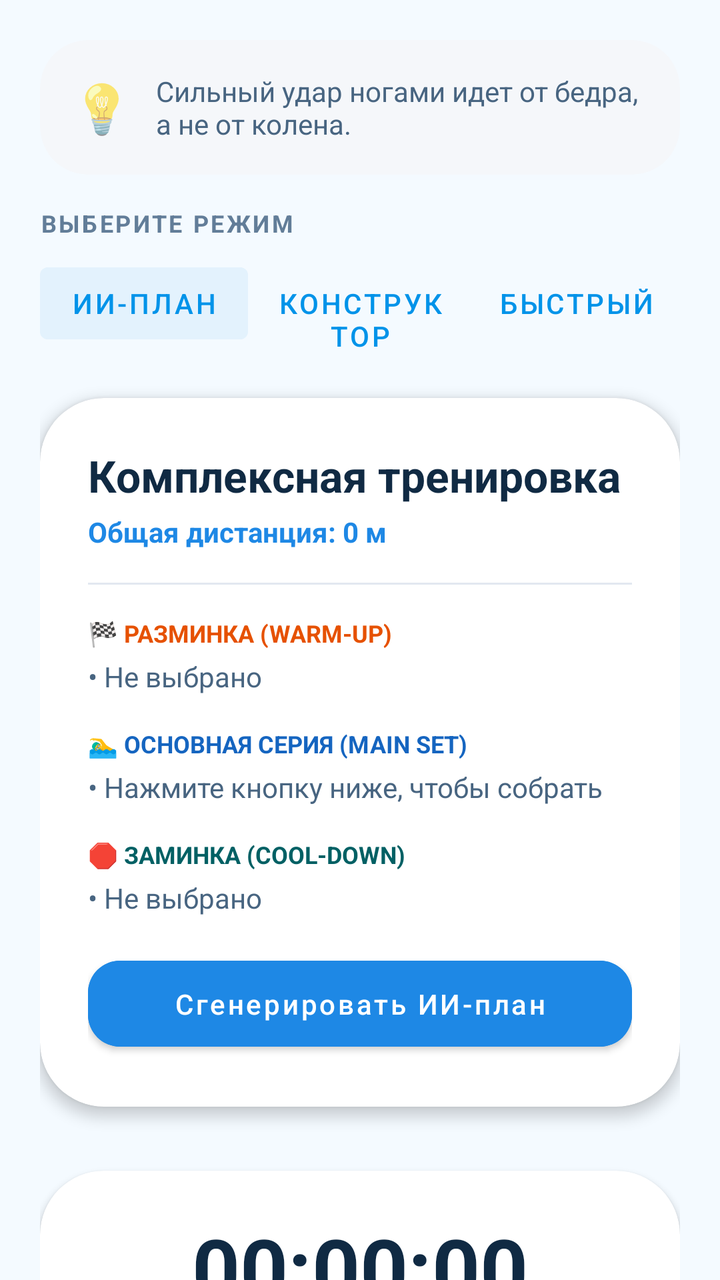
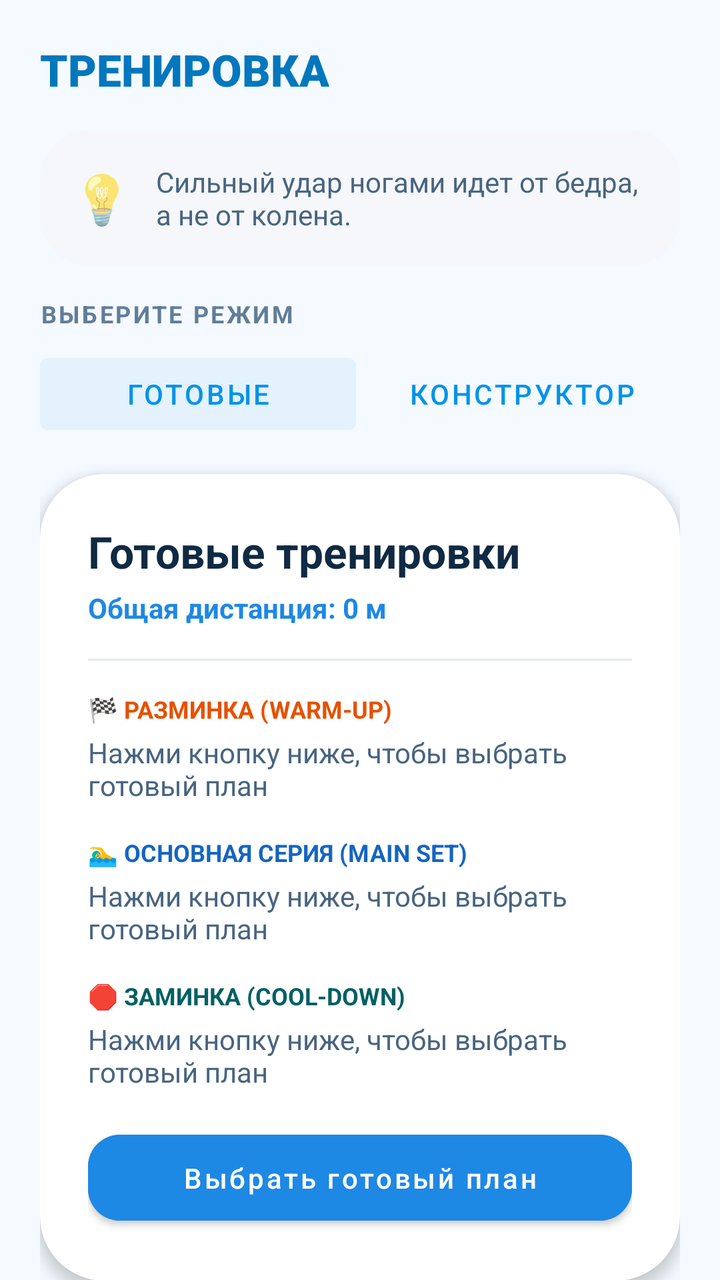

An Android layout rendered at two revisions. The XML below is the earlier revision; the diff shows what the commit changed to produce the second picture.
<!-- AndroidManifest.xml: application theme Theme.AquaTime -->
<!-- res/layout/fragment_training.xml -->
<?xml version="1.0" encoding="utf-8"?>
<androidx.core.widget.NestedScrollView
    xmlns:android="http://schemas.android.com/apk/res/android"
    xmlns:app="http://schemas.android.com/apk/res-auto"
    android:layout_width="match_parent"
    android:layout_height="match_parent"
    android:background="?android:attr/windowBackground"
    android:fillViewport="true">

    <LinearLayout
        android:layout_width="match_parent"
        android:layout_height="wrap_content"
        android:orientation="vertical"
        android:padding="20dp">

        <androidx.cardview.widget.CardView
            android:layout_width="match_parent"
            android:layout_height="wrap_content"
            app:cardCornerRadius="24dp"
            android:layout_marginBottom="16dp"
            app:cardElevation="0dp"
            app:cardBackgroundColor="#F5F7FA">
            <LinearLayout
                android:layout_width="match_parent"
                android:layout_height="wrap_content"
                android:padding="16dp"
                android:orientation="horizontal"
                android:gravity="center_vertical">
                <TextView
                    android:layout_width="wrap_content"
                    android:layout_height="wrap_content"
                    android:text="💡"
                    android:textSize="24sp" />
                <TextView
                    android:id="@+id/tv_coach_tip"
                    android:layout_width="match_parent"
                    android:layout_height="wrap_content"
                    android:layout_marginStart="12dp"
                    android:text="Сильный удар ногами идет от бедра, а не от колена."
                    android:textColor="#486581"
                    android:textSize="14sp" />
            </LinearLayout>
        </androidx.cardview.widget.CardView>

        <TextView
            android:layout_width="wrap_content"
            android:layout_height="wrap_content"
            android:text="ВЫБЕРИТЕ РЕЖИМ"
            android:textSize="12sp"
            android:textStyle="bold"
            android:textColor="#627D98"
            android:letterSpacing="0.1"
            android:layout_marginBottom="8dp"/>

        <LinearLayout
            android:layout_width="match_parent"
            android:layout_height="wrap_content"
            android:orientation="horizontal"
            android:layout_marginBottom="16dp">

            <Button
                android:id="@+id/btn_mode_ai"
                android:layout_width="0dp"
                android:layout_height="wrap_content"
                android:layout_weight="1"
                android:text="ИИ-План"
                android:layout_marginEnd="4dp"
                style="@style/Widget.MaterialComponents.Button.TextButton"
                android:backgroundTint="#E3F2FD"/>

            <Button
                android:id="@+id/btn_mode_constructor"
                android:layout_width="0dp"
                android:layout_height="wrap_content"
                android:layout_weight="1"
                android:text="Конструктор"
                android:layout_marginEnd="4dp"
                style="@style/Widget.MaterialComponents.Button.TextButton"/>

            <Button
                android:id="@+id/btn_mode_manual"
                android:layout_width="0dp"
                android:layout_height="wrap_content"
                android:layout_weight="1"
                android:text="Быстрый"
                style="@style/Widget.MaterialComponents.Button.TextButton"/>
        </LinearLayout>

        <androidx.cardview.widget.CardView
            android:layout_width="match_parent"
            android:layout_height="wrap_content"
            app:cardCornerRadius="32dp"
            app:cardElevation="4dp"
            android:layout_marginBottom="12dp">

            <LinearLayout
                android:layout_width="match_parent"
                android:layout_height="wrap_content"
                android:orientation="vertical"
                android:padding="24dp">

                <TextView
                    android:id="@+id/tv_workout_title"
                    android:layout_width="wrap_content"
                    android:layout_height="wrap_content"
                    android:text="Комплексная тренировка"
                    android:textColor="#102A43"
                    android:textSize="22sp"
                    android:textStyle="bold"/>

                <TextView
                    android:id="@+id/tv_workout_distance"
                    android:layout_width="wrap_content"
                    android:layout_height="wrap_content"
                    android:text="Общая дистанция: 0 м"
                    android:textColor="#1E88E5"
                    android:textStyle="bold"
                    android:layout_marginTop="4dp"/>

                <View
                    android:layout_width="match_parent"
                    android:layout_height="1dp"
                    android:background="#E2E8F0"
                    android:layout_marginVertical="16dp"/>

                <TextView
                    android:layout_width="wrap_content"
                    android:layout_height="wrap_content"
                    android:text="🏁 РАЗМИНКА (WARM-UP)"
                    android:textSize="12sp"
                    android:textStyle="bold"
                    android:textColor="#E65100"/>
                <TextView
                    android:id="@+id/tv_block_warmup"
                    android:layout_width="match_parent"
                    android:layout_height="wrap_content"
                    android:text="• Не выбрано"
                    android:textColor="#486581"
                    android:layout_marginTop="4dp"
                    android:layout_marginBottom="16dp"/>

                <TextView
                    android:layout_width="wrap_content"
                    android:layout_height="wrap_content"
                    android:text="🏊‍♂️ ОСНОВНАЯ СЕРИЯ (MAIN SET)"
                    android:textSize="12sp"
                    android:textStyle="bold"
                    android:textColor="#1565C0"/>
                <TextView
                    android:id="@+id/tv_block_main"
                    android:layout_width="match_parent"
                    android:layout_height="wrap_content"
                    android:text="• Нажмите кнопку ниже, чтобы собрать"
                    android:textColor="#486581"
                    android:layout_marginTop="4dp"
                    android:layout_marginBottom="16dp"/>

                <TextView
                    android:layout_width="wrap_content"
                    android:layout_height="wrap_content"
                    android:text="🛑 ЗАМИНКА (COOL-DOWN)"
                    android:textSize="12sp"
                    android:textStyle="bold"
                    android:textColor="#006064"/>
                <TextView
                    android:id="@+id/tv_block_cooldown"
                    android:layout_width="match_parent"
                    android:layout_height="wrap_content"
                    android:text="• Не выбрано"
                    android:textColor="#486581"
                    android:layout_marginTop="4dp"
                    android:layout_marginBottom="16dp"/>

                <Button
                    android:id="@+id/btn_action_primary"
                    android:layout_width="match_parent"
                    android:layout_height="55dp"
                    android:text="Сгенерировать ИИ-план"
                    android:backgroundTint="#1E88E5"
                    app:cornerRadius="16dp"
                    android:textAllCaps="false"/>

            </LinearLayout>
        </androidx.cardview.widget.CardView>

        <LinearLayout
            android:layout_width="match_parent"
            android:layout_height="wrap_content"
            android:orientation="horizontal"
            android:weightSum="2"
            android:layout_marginBottom="20dp">

            <Button
                android:id="@+id/btn_schedule_workout"
                android:layout_width="0dp"
                android:layout_height="55dp"
                android:layout_weight="1"
                android:layout_marginEnd="6dp"
                android:text="Запланировать 📅"
                android:backgroundTint="#E3F2FD"
                android:textColor="#1E88E5"
                app:cornerRadius="16dp"
                android:textAllCaps="false"
                android:visibility="gone"/>

            <Button
                android:id="@+id/btn_complete_now"
                android:layout_width="0dp"
                android:layout_height="55dp"
                android:layout_weight="1"
                android:layout_marginStart="6dp"
                android:text="Выполнить сейчас! ✅"
                android:backgroundTint="#E8F5E9"
                android:textColor="#2E7D32"
                app:cornerRadius="16dp"
                android:textAllCaps="false"
                android:visibility="gone"/>
        </LinearLayout>

        <androidx.cardview.widget.CardView
            android:layout_width="match_parent"
            android:layout_height="wrap_content"
            app:cardCornerRadius="32dp"
            android:layout_marginBottom="20dp">

            <LinearLayout
                android:layout_width="match_parent"
                android:layout_height="wrap_content"
                android:orientation="vertical"
                android:padding="20dp"
                android:gravity="center">

                <TextView
                    android:id="@+id/tv_timer"
                    android:layout_width="wrap_content"
                    android:layout_height="wrap_content"
                    android:text="00:00:00"
                    android:textSize="42sp"
                    android:textColor="#102A43"
                    android:textStyle="bold"/>

                <LinearLayout
                    android:layout_width="wrap_content"
                    android:layout_height="wrap_content"
                    android:orientation="horizontal"
                    android:layout_marginTop="12dp">
                    <Button android:id="@+id/btn_timer_start" android:layout_width="wrap_content" android:layout_height="wrap_content" android:text="СТАРТ" android:backgroundTint="#4CAF50" android:layout_marginEnd="8dp"/>
                    <Button android:id="@+id/btn_timer_pause" android:layout_width="wrap_content" android:layout_height="wrap_content" android:text="СТОП" android:backgroundTint="#F44336" android:layout_marginEnd="8dp"/>
                    <Button android:id="@+id/btn_timer_reset" android:layout_width="wrap_content" android:layout_height="wrap_content" android:text="СБРОС" android:backgroundTint="#9E9E9E"/>
                </LinearLayout>

                <Spinner
                    android:id="@+id/spinner_styles"
                    android:layout_width="match_parent"
                    android:layout_height="45dp"
                    android:layout_marginTop="16dp"
                    android:background="@android:drawable/btn_dropdown"/>

                <Button
                    android:id="@+id/btn_save_workout_results"
                    android:layout_width="match_parent"
                    android:layout_height="50dp"
                    android:layout_marginTop="12dp"
                    android:text="Сохранить заплыв в Аналитику"
                    android:backgroundTint="#00838F"
                    android:textAllCaps="false"/>
            </LinearLayout>
        </androidx.cardview.widget.CardView>

    </LinearLayout>
</androidx.core.widget.NestedScrollView>
<!-- resources referenced by this layout -->
<resources>
  <style name="Theme.AquaTime" parent="Theme.MaterialComponents.DayNight.NoActionBar">
  
          <item name="colorPrimary">@color/aqua_primary</item>
          <item name="colorPrimaryVariant">@color/aqua_secondary</item>
          <item name="colorOnPrimary">@android:color/white</item>
  
  
          <item name="android:windowBackground">@color/background_light</item>
          <item name="android:colorBackground">@color/background_light</item>
  
          <item name="android:textColorPrimary">@color/text_primary</item>
      </style>
  <color name="aqua_primary">#0093E9</color>
  <color name="aqua_secondary">#80D0C7</color>
  <color name="background_light">#F4FAFF</color>
  <color name="text_primary">#0D0D0D</color>
</resources>

<!-- the commit's change to res/layout/fragment_training.xml (unified diff, before → after) -->
@@ -13,6 +13,17 @@
         android:orientation="vertical"
         android:padding="20dp">
 
+        <TextView
+            android:id="@+id/tv_page_main_title"
+            android:layout_width="match_parent"
+            android:layout_height="wrap_content"
+            android:layout_marginBottom="16dp"
+            android:fontFamily="sans-serif-black"
+            android:text="@string/training_page_title"
+            android:textColor="@color/aqua_deep"
+            android:textSize="22sp"
+            android:textStyle="bold" />
+
         <androidx.cardview.widget.CardView
             android:layout_width="match_parent"
             android:layout_height="wrap_content"
@@ -43,9 +54,10 @@
         </androidx.cardview.widget.CardView>
 
         <TextView
+            android:id="@+id/tv_select_mode_label"
             android:layout_width="wrap_content"
             android:layout_height="wrap_content"
-            android:text="ВЫБЕРИТЕ РЕЖИМ"
+            android:text="@string/select_mode_label"
             android:textSize="12sp"
             android:textStyle="bold"
             android:textColor="#627D98"
@@ -63,7 +75,7 @@
                 android:layout_width="0dp"
                 android:layout_height="wrap_content"
                 android:layout_weight="1"
-                android:text="ИИ-План"
+                android:text="ГОТОВЫЕ"
                 android:layout_marginEnd="4dp"
                 style="@style/Widget.MaterialComponents.Button.TextButton"
                 android:backgroundTint="#E3F2FD"/>
@@ -73,16 +85,7 @@
                 android:layout_width="0dp"
                 android:layout_height="wrap_content"
                 android:layout_weight="1"
-                android:text="Конструктор"
-                android:layout_marginEnd="4dp"
-                style="@style/Widget.MaterialComponents.Button.TextButton"/>
-
-            <Button
-                android:id="@+id/btn_mode_manual"
-                android:layout_width="0dp"
-                android:layout_height="wrap_content"
-                android:layout_weight="1"
-                android:text="Быстрый"
+                android:text="КОНСТРУКТОР"
                 style="@style/Widget.MaterialComponents.Button.TextButton"/>
         </LinearLayout>
 
@@ -103,7 +106,7 @@
                     android:id="@+id/tv_workout_title"
                     android:layout_width="wrap_content"
                     android:layout_height="wrap_content"
-                    android:text="Комплексная тренировка"
+                    android:text="Готовые тренировки"
                     android:textColor="#102A43"
                     android:textSize="22sp"
                     android:textStyle="bold"/>
@@ -124,6 +127,7 @@
                     android:layout_marginVertical="16dp"/>
 
                 <TextView
+                    android:id="@+id/tv_label_warmup"
                     android:layout_width="wrap_content"
                     android:layout_height="wrap_content"
                     android:text="🏁 РАЗМИНКА (WARM-UP)"
@@ -134,12 +138,13 @@
                     android:id="@+id/tv_block_warmup"
                     android:layout_width="match_parent"
                     android:layout_height="wrap_content"
-                    android:text="• Не выбрано"
+                    android:text="Нажми кнопку ниже, чтобы выбрать готовый план"
                     android:textColor="#486581"
                     android:layout_marginTop="4dp"
                     android:layout_marginBottom="16dp"/>
 
                 <TextView
+                    android:id="@+id/tv_label_main"
                     android:layout_width="wrap_content"
                     android:layout_height="wrap_content"
                     android:text="🏊‍♂️ ОСНОВНАЯ СЕРИЯ (MAIN SET)"
@@ -150,12 +155,13 @@
                     android:id="@+id/tv_block_main"
                     android:layout_width="match_parent"
                     android:layout_height="wrap_content"
-                    android:text="• Нажмите кнопку ниже, чтобы собрать"
+                    android:text="Нажми кнопку ниже, чтобы выбрать готовый план"
                     android:textColor="#486581"
                     android:layout_marginTop="4dp"
                     android:layout_marginBottom="16dp"/>
 
                 <TextView
+                    android:id="@+id/tv_label_cooldown"
                     android:layout_width="wrap_content"
                     android:layout_height="wrap_content"
                     android:text="🛑 ЗАМИНКА (COOL-DOWN)"
@@ -166,7 +172,7 @@
                     android:id="@+id/tv_block_cooldown"
                     android:layout_width="match_parent"
                     android:layout_height="wrap_content"
-                    android:text="• Не выбрано"
+                    android:text="Нажми кнопку ниже, чтобы выбрать готовый план"
                     android:textColor="#486581"
                     android:layout_marginTop="4dp"
                     android:layout_marginBottom="16dp"/>
@@ -175,7 +181,7 @@
                     android:id="@+id/btn_action_primary"
                     android:layout_width="match_parent"
                     android:layout_height="55dp"
-                    android:text="Сгенерировать ИИ-план"
+                    android:text="Выбрать готовый план"
                     android:backgroundTint="#1E88E5"
                     app:cornerRadius="16dp"
                     android:textAllCaps="false"/>
@@ -267,5 +273,8 @@
             </LinearLayout>
         </androidx.cardview.widget.CardView>
 
+        <View
+            android:layout_width="match_parent"
+            android:layout_height="30dp" />
     </LinearLayout>
 </androidx.core.widget.NestedScrollView>
<!-- resource entries referenced after the edit -->
@@ -1,5 +1,8 @@
 <!-- resources referenced by this layout -->
 <resources>
+  <color name="aqua_deep">#0277BD</color>
+  <string name="select_mode_label">ВЫБЕРИТЕ РЕЖИМ</string>
+  <string name="training_page_title">ТРЕНИРОВКА</string>
   <style name="Theme.AquaTime" parent="Theme.MaterialComponents.DayNight.NoActionBar">
   
           <item name="colorPrimary">@color/aqua_primary</item>
